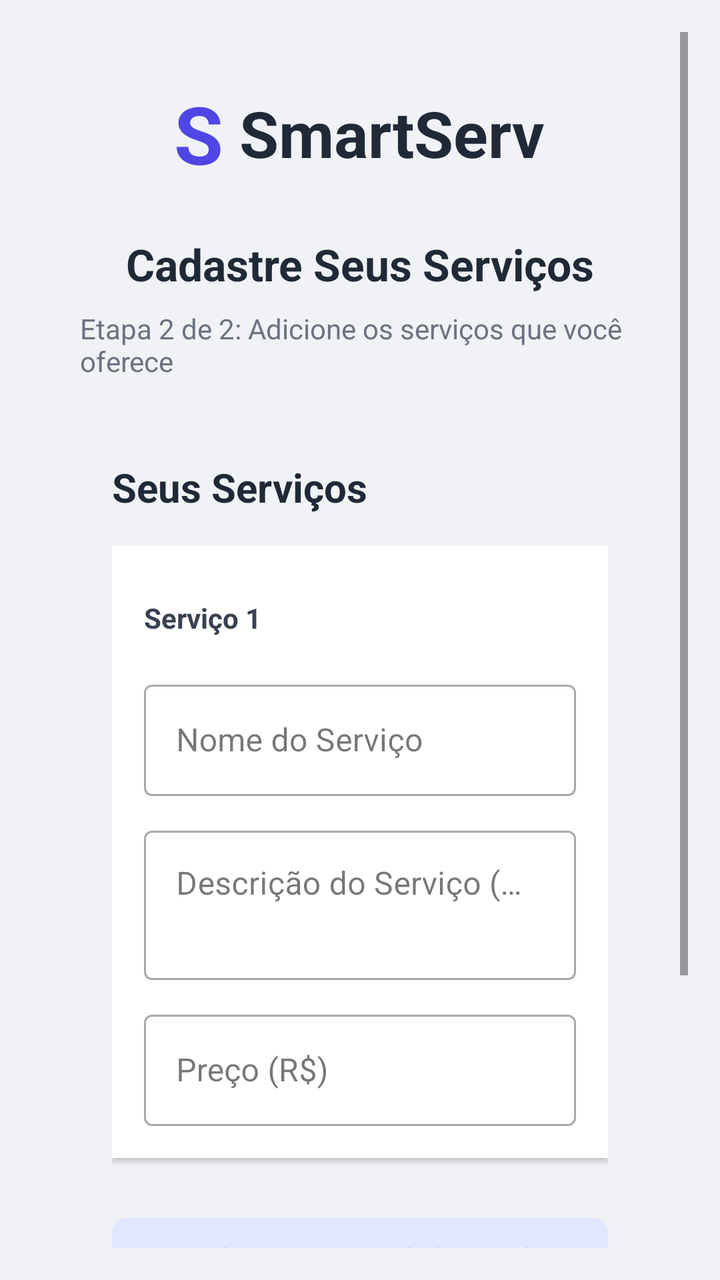
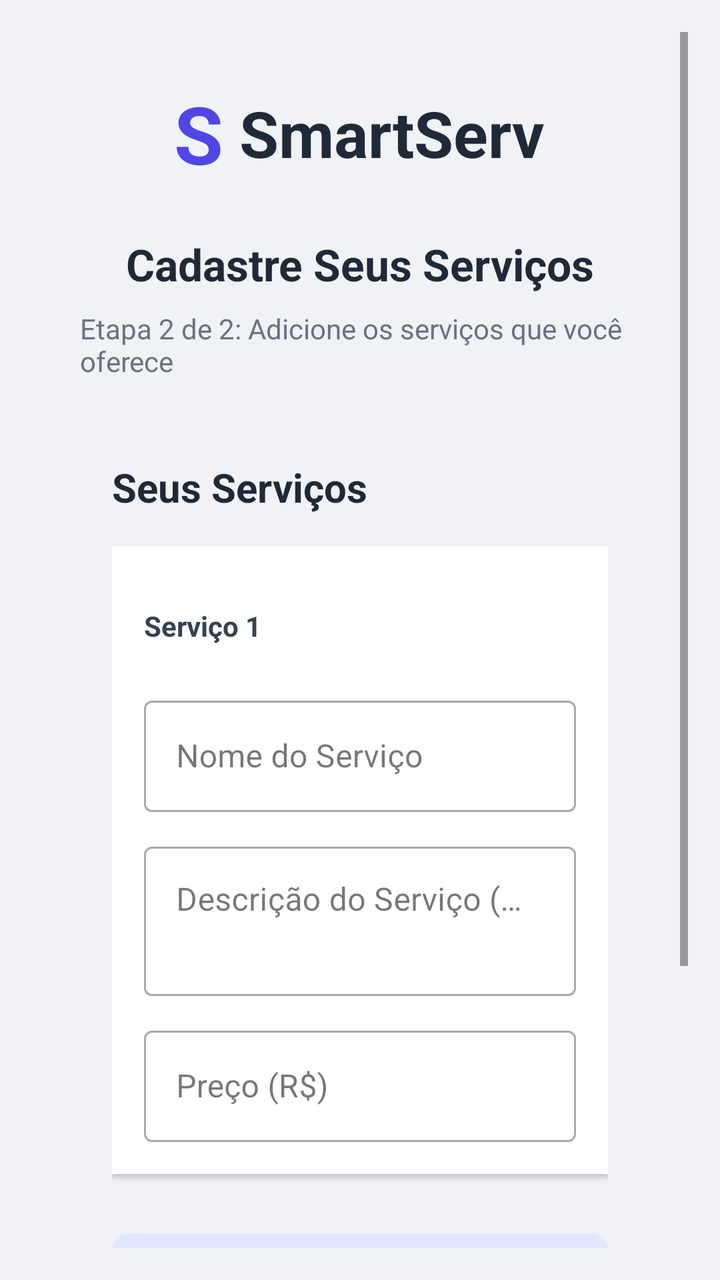

Before-and-after screenshots of an Android layout around one commit, followed by the original layout XML and the change that was made.
<!-- AndroidManifest.xml: application theme Theme.SmartApp -->
<!-- res/layout/cadastrar_servico.xml -->
<?xml version="1.0" encoding="utf-8"?>
<RelativeLayout xmlns:android="http://schemas.android.com/apk/res/android"
    xmlns:app="http://schemas.android.com/apk/res-auto"
    xmlns:tools="http://schemas.android.com/tools"
    android:layout_width="match_parent"
    android:layout_height="match_parent"
    android:background="#F0F2F5"
    android:padding="16dp">

    <ScrollView
        android:layout_width="match_parent"
        android:layout_height="match_parent"
        android:fillViewport="true"
        android:scrollbars="vertical">

        <LinearLayout
            android:layout_width="match_parent"
            android:layout_height="wrap_content"
            android:layout_gravity="top"
            android:elevation="4dp"
            android:gravity="center_horizontal"
            android:orientation="vertical"
            android:padding="24dp">

            <LinearLayout
                android:layout_width="wrap_content"
                android:layout_height="wrap_content"
                android:layout_marginBottom="24dp"
                android:gravity="center_vertical"
                android:orientation="horizontal">

                <TextView
                    android:layout_width="wrap_content"
                    android:layout_height="wrap_content"
                    android:text="S"
                    android:textColor="#4F46E5"
                    android:textSize="40sp"
                    android:textStyle="bold" />

                <TextView
                    android:layout_width="wrap_content"
                    android:layout_height="wrap_content"
                    android:layout_marginStart="8dp"
                    android:text="SmartServ"
                    android:textColor="#1F2937"
                    android:textSize="32sp"
                    android:textStyle="bold" />
            </LinearLayout>

            <TextView
                android:layout_width="wrap_content"
                android:layout_height="wrap_content"
                android:layout_marginBottom="8dp"
                android:text="Cadastre Seus Serviços"
                android:textColor="#1F2937"
                android:textSize="22sp"
                android:textStyle="bold" />

            <TextView
                android:layout_width="wrap_content"
                android:layout_height="wrap_content"
                android:layout_marginBottom="24dp"
                android:text="Etapa 2 de 2: Adicione os serviços que você oferece"
                android:textColor="#6B7280"
                android:textSize="14sp" />

            
            <LinearLayout
                android:layout_width="match_parent"
                android:layout_height="wrap_content"
                android:layout_marginBottom="24dp"
                android:orientation="vertical"
                android:padding="16dp">

                <TextView
                    android:layout_width="wrap_content"
                    android:layout_height="wrap_content"
                    android:layout_marginBottom="16dp"
                    android:text="Seus Serviços"
                    android:textColor="#1F2937"
                    android:textSize="20sp"
                    android:textStyle="bold" />

                <LinearLayout
                    android:id="@+id/servicesContainerXml"
                    android:layout_width="match_parent"
                    android:layout_height="wrap_content"
                    android:orientation="vertical">

                    <LinearLayout
                        android:id="@+id/service_item_0"
                        android:layout_width="match_parent"
                        android:layout_height="wrap_content"
                        android:layout_marginBottom="16dp"
                        android:background="@android:color/white"
                        android:elevation="2dp"
                        android:orientation="vertical"
                        android:padding="16dp">

                        <RelativeLayout
                            android:layout_width="match_parent"
                            android:layout_height="wrap_content"
                            android:layout_marginBottom="8dp">

                            <TextView
                                android:id="@+id/tvServiceNameLabel_0"
                                android:layout_width="wrap_content"
                                android:layout_height="wrap_content"
                                android:layout_alignParentStart="true"
                                android:layout_centerVertical="true"
                                android:layout_marginEnd="8dp"
                                android:layout_toStartOf="@+id/btnRemoveService_0"
                                android:text="Serviço 1"
                                android:textColor="#374151"
                                android:textStyle="bold" />

                            <ImageButton
                                android:id="@+id/btnRemoveService_0"
                                android:layout_width="40dp"
                                android:layout_height="40dp"
                                android:layout_alignParentEnd="true"
                                android:layout_centerVertical="true"
                                android:background="?attr/selectableItemBackgroundBorderless"
                                android:contentDescription="Remover Serviço"
                                android:padding="8dp"
                                android:scaleType="fitCenter" />
                        </RelativeLayout>


                        <com.google.android.material.textfield.TextInputLayout
                            android:id="@+id/tilServiceName_0"
                            style="@style/Widget.MaterialComponents.TextInputLayout.OutlinedBox"
                            android:layout_width="match_parent"
                            android:layout_height="wrap_content"
                            android:layout_marginBottom="12dp"
                            android:hint="Nome do Serviço">

                            <com.google.android.material.textfield.TextInputEditText
                                android:id="@+id/etServiceName_0"
                                android:layout_width="match_parent"
                                android:layout_height="wrap_content"
                                android:imeOptions="actionNext"
                                android:inputType="textCapSentences" />
                        </com.google.android.material.textfield.TextInputLayout>

                        <com.google.android.material.textfield.TextInputLayout
                            android:id="@+id/tilServiceDescription_0"
                            style="@style/Widget.MaterialComponents.TextInputLayout.OutlinedBox"
                            android:layout_width="match_parent"
                            android:layout_height="wrap_content"
                            android:layout_marginBottom="12dp"
                            android:hint="Descrição do Serviço (Opcional)">

                            <com.google.android.material.textfield.TextInputEditText
                                android:id="@+id/etServiceDescription_0"
                                android:layout_width="match_parent"
                                android:layout_height="wrap_content"
                                android:gravity="top"
                                android:imeOptions="actionNext"
                                android:inputType="textMultiLine|textCapSentences"
                                android:minLines="2" />
                        </com.google.android.material.textfield.TextInputLayout>

                        <com.google.android.material.textfield.TextInputLayout
                            android:id="@+id/tilServicePrice_0"
                            style="@style/Widget.MaterialComponents.TextInputLayout.OutlinedBox"
                            android:layout_width="match_parent"
                            android:layout_height="wrap_content"
                            android:hint="Preço (R$)"
                            app:prefixText="R$ ">

                            <com.google.android.material.textfield.TextInputEditText
                                android:id="@+id/etServicePrice_0"
                                android:layout_width="match_parent"
                                android:layout_height="wrap_content"
                                android:imeOptions="actionDone"
                                android:inputType="numberDecimal" />
                        </com.google.android.material.textfield.TextInputLayout>
                    </LinearLayout>
                </LinearLayout>

                <com.google.android.material.button.MaterialButton
                    android:id="@+id/btnAddServiceXml"
                    style="@style/Widget.MaterialComponents.Button.TextButton.Icon"
                    android:layout_width="match_parent"
                    android:layout_height="wrap_content"
                    android:layout_marginTop="8dp"
                    android:backgroundTint="#E0E7FF"
                    android:paddingTop="10dp"
                    android:paddingBottom="10dp"
                    android:text="Adicionar Mais Serviço"
                    android:textColor="#4F46E5"
                    app:cornerRadius="8dp"
                    app:iconTint="#4F46E5" />

            </LinearLayout>

            <com.google.android.material.button.MaterialButton
                android:id="@+id/btnFinalizeRegistration"
                android:layout_width="match_parent"
                android:layout_height="wrap_content"
                android:layout_marginBottom="24dp"
                android:backgroundTint="#16A34A"
                android:paddingTop="14dp"
                android:paddingBottom="14dp"
                android:text="Finalizar Cadastro"
                android:textSize="16sp"
                app:cornerRadius="8dp" />

        </LinearLayout>
    </ScrollView>
</RelativeLayout>
<!-- resources referenced by this layout -->
<resources>
  <style name="Theme.SmartApp" parent="Base.Theme.SmartApp" />
  <style name="Base.Theme.SmartApp" parent="Theme.Material3.DayNight.NoActionBar" />
</resources>

<!-- the commit's change to res/layout/cadastrar_servico.xml (unified diff, before → after) -->
@@ -116,8 +116,8 @@
 
                             <ImageButton
                                 android:id="@+id/btnRemoveService_0"
-                                android:layout_width="40dp"
-                                android:layout_height="40dp"
+                                android:layout_width="48dp"
+                                android:layout_height="48dp"
                                 android:layout_alignParentEnd="true"
                                 android:layout_centerVertical="true"
                                 android:background="?attr/selectableItemBackgroundBorderless"
